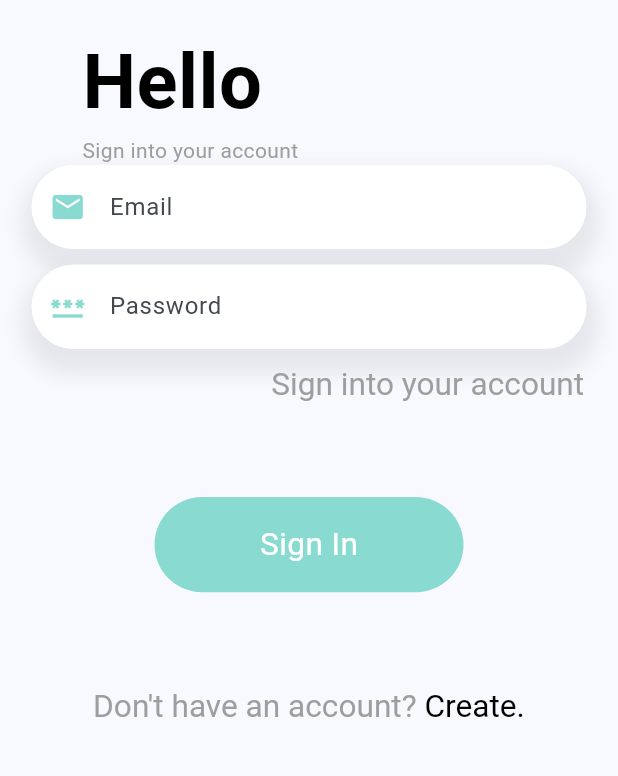
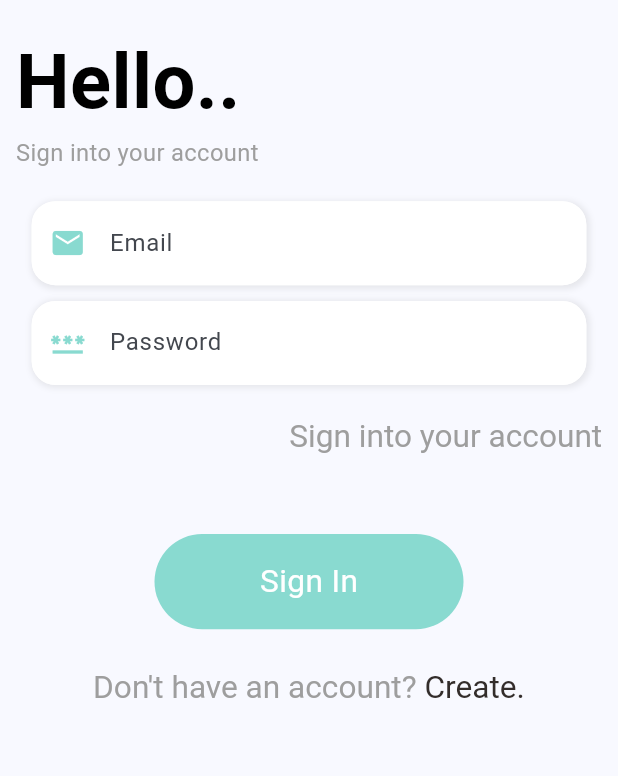
Before and after one commit to abodmadi/Food-Delivery-App, a Flutter app: the screen it shows after launch, on a phone screen of 412 x 824 dp, the part 282-1058 px from its top. Run offline on Flutter 3.47's test engine with Material 2 defaults, Android fonts, the phone set to English and light mode, and no system bars; our stand-ins replace dots_indicator, get, persistent_bottom_nav_bar, shared_preferences.

Commit message:
Working on Sign In logic

```diff
--- a/lib/pages/auth/sign_in_page.dart
+++ b/lib/pages/auth/sign_in_page.dart
@@ -8,6 +8,7 @@ import 'package:get/get.dart';
 
 import 'sign_up_page.dart';
 
+// ignore: must_be_immutable
 class SignInPage extends StatelessWidget {
   SignInPage({super.key});
   var emailController = TextEditingController();
@@ -35,13 +36,14 @@ class SignInPage extends StatelessWidget {
               // This showing the ??
               Container(
                 margin: EdgeInsets.only(
-                  right: Dimensions.height30 * 5,
+                  left: Dimensions.height10,
                 ),
+                width: double.maxFinite,
                 child: Column(
                   crossAxisAlignment: CrossAxisAlignment.start,
                   children: [
                     Text(
-                      'Hello',
+                      'Hello..',
                       style: TextStyle(
                           color: Colors.black,
                           fontSize: Dimensions.font24 * 2,
@@ -51,10 +53,14 @@ class SignInPage extends StatelessWidget {
                       'Sign into your account',
                       style: TextStyle(
                         color: Colors.grey[500],
+                        fontSize: Dimensions.font15,
                       ),
                     ),
                   ],
                 ),
+              ),
+              SizedBox(
+                height: Dimensions.height20,
               ),
               // This showing the Email CustomAppTextField.
               CustomAppTextField(
@@ -66,18 +72,19 @@ class SignInPage extends StatelessWidget {
               ),
               // This showing password CustomAppTextField.
               CustomAppTextField(
+                  isObscureText: true,
                   hintText: 'Password',
                   textController: passwordController,
                   prefixIcon: Icons.password),
               SizedBox(
-                height: Dimensions.height10,
+                height: Dimensions.height20,
               ),
+
               // This showing the ??
-              Container(
-                margin: EdgeInsets.only(
-                  left: Dimensions.height30 * 5,
-                ),
-                child: RichText(
+              Row(
+                children: [
+                  Expanded(child: Container()),
+                  RichText(
                     text: TextSpan(
                       text: 'Sign into your account',
                       style: TextStyle(
@@ -86,10 +93,16 @@ class SignInPage extends StatelessWidget {
                       ),
                     ),
                   ),
+                  SizedBox(
+                    width: Dimensions.height10,
                   ),
+                ],
+              ),
+
               SizedBox(
-                height: Dimensions.height30 * 2,
+                height: Dimensions.height30 * 2 - 10,
               ),
+
               // This showing Sign-in button
               Container(
                 width: Dimensions.screenWidth / 2,
@@ -107,25 +120,26 @@ class SignInPage extends StatelessWidget {
                 ),
               ),
               SizedBox(
-                height: Dimensions.height30 * 2,
+                height: Dimensions.height20 + 5,
               ),
               // This showing the link to Sign Up.
               RichText(
                 text: TextSpan(
-                  recognizer: TapGestureRecognizer()
-                    ..onTap = () => Get.to(SignUpPage()),
-                  children: [
-                    TextSpan(
                   text: "Don't have an account?",
                   style: TextStyle(
                     color: Colors.grey[500],
                     fontSize: Dimensions.font20,
                   ),
+                  children: [
+                    TextSpan(
+                      recognizer: TapGestureRecognizer()
+                        ..onTap = () => Get.to(
+                              () => SignUpPage(),
+                              transition: Transition.fadeIn,
                             ),
-                    TextSpan(
                       text: ' Create.',
                       style: TextStyle(
-                        color: Colors.black,
+                        color: AppColors.mainBlackColor,
                         fontSize: Dimensions.font20,
                       ),
                     ),
--- a/lib/utils/app_constants.dart
+++ b/lib/utils/app_constants.dart
@@ -1,10 +1,11 @@
 class AppConstants {
   static const String APP_NAME = 'DBFood';
   static const int APP_VERSION = 1;
-  static const String BASE_URL = 'http://192.168.1.5:8001/';
+  static const String BASE_URL = 'http://192.168.1.6:8001/';
   static const String POPULAR_PRODUCT_URI = 'api/v1/products/popular';
   static const String RECOMMENDED_PRODUCT_URI = 'api/v1/products/recommended';
   static const String DRINKS_URI = 'api/v1/products/drinks';
+  static const String REGISTRATION_URI = 'api/v1/auth/register';
   static const String UPLOADS_URI = 'uploads/';
 
   static const String TOKEN = 'DBtoken';
--- a/lib/widgets/custom_app_text_field.dart
+++ b/lib/widgets/custom_app_text_field.dart
@@ -1,5 +1,4 @@
 import 'package:flutter/material.dart';
-import 'package:food_delivery_app/utils/colors.dart';
 import 'package:food_delivery_app/utils/dimensions.dart';
 
 // ignore: must_be_immutable
@@ -8,12 +7,14 @@ class CustomAppTextField extends StatelessWidget {
   final String hintText;
   final IconData prefixIcon;
   Color iconColor;
+  bool isObscureText;
   CustomAppTextField({
     super.key,
     required this.hintText,
     required this.textController,
     required this.prefixIcon,
     this.iconColor = const Color(0xFF89dad0),
+    this.isObscureText = false,
   });
 
   @override
@@ -25,17 +26,18 @@ class CustomAppTextField extends StatelessWidget {
       ),
       decoration: BoxDecoration(
         color: Colors.white,
-        borderRadius: BorderRadius.circular(Dimensions.radius30),
+        borderRadius: BorderRadius.circular(Dimensions.radius15),
         boxShadow: [
           BoxShadow(
-            blurRadius: 10,
-            spreadRadius: 7,
-            offset: const Offset(1, 10),
+            blurRadius: 3,
+            spreadRadius: 1,
+            offset: const Offset(1, 1),
             color: Colors.grey.withOpacity(0.2),
           ),
         ],
       ),
       child: TextField(
+        obscureText: isObscureText,
         controller: textController,
         decoration: InputDecoration(
           // This showing the hintText.
@@ -43,11 +45,11 @@ class CustomAppTextField extends StatelessWidget {
           // This showing the prefixIcon.
           prefixIcon: Icon(
             prefixIcon,
-            color:iconColor,
+            color: iconColor,
           ),
           // This showing the focusedBorder.
           focusedBorder: OutlineInputBorder(
-            borderRadius: BorderRadius.circular(Dimensions.radius30),
+            borderRadius: BorderRadius.circular(Dimensions.radius15),
             borderSide: const BorderSide(
               color: Colors.white,
               width: 1.0,
@@ -55,7 +57,7 @@ class CustomAppTextField extends StatelessWidget {
           ),
           // This showing the enabledBorder.
           enabledBorder: OutlineInputBorder(
-            borderRadius: BorderRadius.circular(Dimensions.radius30),
+            borderRadius: BorderRadius.circular(Dimensions.radius15),
             borderSide: const BorderSide(
               color: Colors.white,
               width: 1.0,
@@ -63,7 +65,7 @@ class CustomAppTextField extends StatelessWidget {
           ),
           // This showing the border.
           border: OutlineInputBorder(
-            borderRadius: BorderRadius.circular(Dimensions.radius30),
+            borderRadius: BorderRadius.circular(Dimensions.radius15),
           ),
         ),
       ),
```
Also changed, not shown: lib/controllers/auth_controller.dart (added, +30 -0 lines), lib/data/api/api_client.dart (+24 -1 lines), lib/data/repository/auth_repo.dart (added, +25 -0 lines), lib/helper/dependencies.dart (+7 -2 lines), lib/models/response_model.dart (added, +23 -0 lines), lib/models/sign_up_model.dart (added, +29 -0 lines), lib/pages/auth/sign_up_page.dart (+88 -19 lines), lib/pages/base/custom_loader.dart (added, +26 -0 lines), lib/pages/base/show_custom_snackbar.dart (added, +28 -0 lines), 1 other file. Lines whose indentation alone changed are shown as unchanged.
